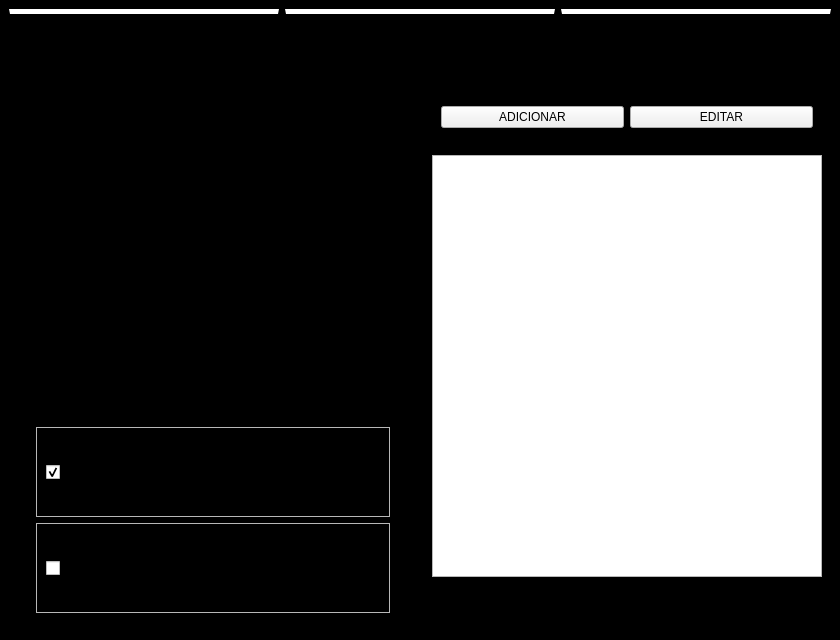
Before: the Qt Designer form desktop/windows/form_establishment/form_estabelecimento.ui in hnmcano/unique, drawn with Qt 5.
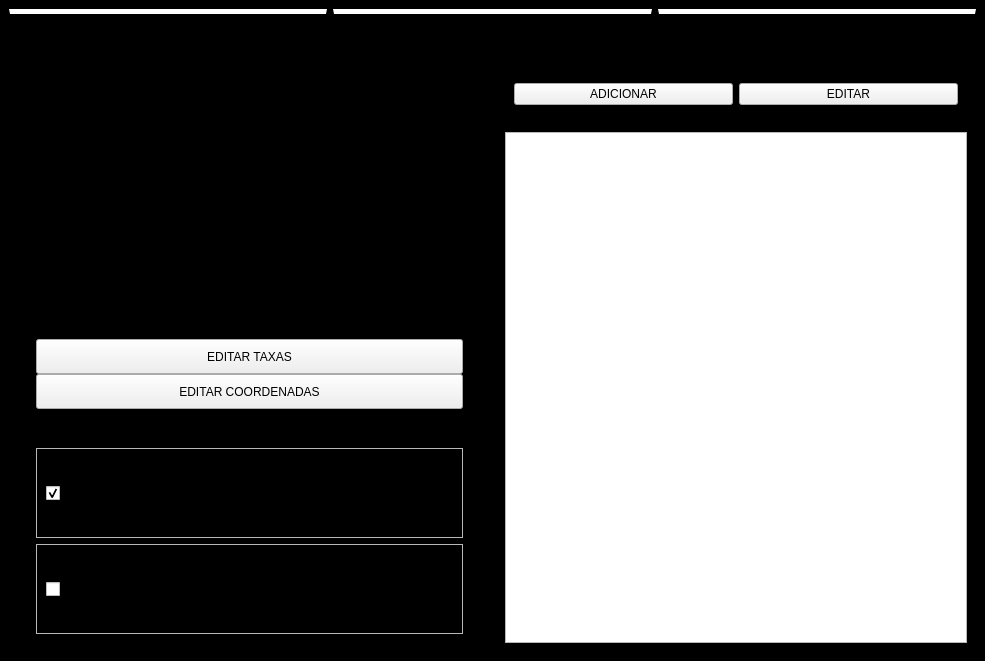
After: the same form once the commit is applied. The open tabs and pages were chosen to show the change.

Commit message: Atualizalções de taxas de entrega

```diff
--- a/desktop/windows/form_establishment/form_estabelecimento.ui
+++ b/desktop/windows/form_establishment/form_estabelecimento.ui
@@ -6,20 +6,20 @@
    <rect>
     <x>0</x>
     <y>0</y>
-    <width>840</width>
-    <height>640</height>
+    <width>985</width>
+    <height>661</height>
    </rect>
   </property>
   <property name="minimumSize">
    <size>
-    <width>840</width>
+    <width>838</width>
     <height>640</height>
    </size>
   </property>
   <property name="maximumSize">
    <size>
-    <width>840</width>
-    <height>640</height>
+    <width>16777215</width>
+    <height>16777215</height>
    </size>
   </property>
   <property name="windowTitle">
@@ -993,15 +993,27 @@
        <layout class="QHBoxLayout" name="horizontalLayout_15">
         <item>
          <widget class="QWidget" name="widget_25" native="true">
+          <property name="sizePolicy">
+           <sizepolicy hsizetype="Expanding" vsizetype="Expanding">
+            <horstretch>0</horstretch>
+            <verstretch>0</verstretch>
+           </sizepolicy>
+          </property>
           <property name="maximumSize">
            <size>
-            <width>410</width>
-            <height>575</height>
+            <width>16777215</width>
+            <height>16777215</height>
            </size>
           </property>
           <layout class="QHBoxLayout" name="horizontalLayout_16">
            <item>
             <widget class="QFrame" name="frame_2">
+             <property name="sizePolicy">
+              <sizepolicy hsizetype="Expanding" vsizetype="Expanding">
+               <horstretch>0</horstretch>
+               <verstretch>0</verstretch>
+              </sizepolicy>
+             </property>
              <property name="frameShape">
               <enum>QFrame::Shape::NoFrame</enum>
              </property>
@@ -1010,13 +1022,121 @@
              </property>
              <layout class="QVBoxLayout" name="verticalLayout_15">
               <item>
-               <widget class="QWidget" name="widget_34" native="true"/>
-              </item>
-              <item>
-               <widget class="QWidget" name="widget_33" native="true"/>
+               <widget class="QWidget" name="widget_29" native="true">
+                <property name="sizePolicy">
+                 <sizepolicy hsizetype="Expanding" vsizetype="Expanding">
+                  <horstretch>0</horstretch>
+                  <verstretch>0</verstretch>
+                 </sizepolicy>
+                </property>
+                <property name="maximumSize">
+                 <size>
+                  <width>16777215</width>
+                  <height>16777215</height>
+                 </size>
+                </property>
+                <layout class="QVBoxLayout" name="verticalLayout_18">
+                 <property name="spacing">
+                  <number>0</number>
+                 </property>
+                 <property name="leftMargin">
+                  <number>0</number>
+                 </property>
+                 <property name="topMargin">
+                  <number>0</number>
+                 </property>
+                 <property name="rightMargin">
+                  <number>0</number>
+                 </property>
+                 <property name="bottomMargin">
+                  <number>0</number>
+                 </property>
+                 <item>
+                  <widget class="QWidget" name="widget_34" native="true">
+                   <property name="sizePolicy">
+                    <sizepolicy hsizetype="Expanding" vsizetype="Expanding">
+                     <horstretch>0</horstretch>
+                     <verstretch>0</verstretch>
+                    </sizepolicy>
+                   </property>
+                   <layout class="QVBoxLayout" name="verticalLayout_19">
+                    <item>
+                     <widget class="QWidget" name="widget_33" native="true">
+                      <property name="maximumSize">
+                       <size>
+                        <width>16777215</width>
+                        <height>16777215</height>
+                       </size>
+                      </property>
+                     </widget>
+                    </item>
+                    <item>
+                     <widget class="QWidget" name="widget_37" native="true">
+                      <property name="maximumSize">
+                       <size>
+                        <width>16777215</width>
+                        <height>70</height>
+                       </size>
+                      </property>
+                      <layout class="QVBoxLayout" name="verticalLayout_20">
+                       <property name="spacing">
+                        <number>0</number>
+                       </property>
+                       <property name="leftMargin">
+                        <number>0</number>
+                       </property>
+                       <property name="topMargin">
+                        <number>0</number>
+                       </property>
+                       <property name="rightMargin">
+                        <number>0</number>
+                       </property>
+                       <property name="bottomMargin">
+                        <number>0</number>
+                       </property>
+                       <item>
+                        <widget class="QPushButton" name="btn_editar_taxas">
+                         <property name="sizePolicy">
+                          <sizepolicy hsizetype="Expanding" vsizetype="Expanding">
+                           <horstretch>0</horstretch>
+                           <verstretch>0</verstretch>
+                          </sizepolicy>
+                         </property>
+                         <property name="text">
+                          <string>EDITAR TAXAS</string>
+                         </property>
+                        </widget>
+                       </item>
+                       <item>
+                        <widget class="QPushButton" name="btn_editar_localizacao">
+                         <property name="sizePolicy">
+                          <sizepolicy hsizetype="Expanding" vsizetype="Expanding">
+                           <horstretch>0</horstretch>
+                           <verstretch>0</verstretch>
+                          </sizepolicy>
+                         </property>
+                         <property name="text">
+                          <string>EDITAR COORDENADAS</string>
+                         </property>
+                        </widget>
+                       </item>
+                      </layout>
+                     </widget>
+                    </item>
+                   </layout>
+                  </widget>
+                 </item>
+                </layout>
+               </widget>
               </item>
               <item>
                <widget class="QWidget" name="widget_32" native="true">
+                <property name="sizePolicy">
+                 <sizepolicy hsizetype="Expanding" vsizetype="Expanding">
+                  <horstretch>0</horstretch>
+                  <verstretch>0</verstretch>
+                 </sizepolicy>
+                </property>
                 <property name="minimumSize">
                  <size>
                   <width>0</width>
@@ -1076,7 +1196,7 @@
                  <item>
                   <widget class="QFrame" name="frame_3">
                    <property name="sizePolicy">
-                    <sizepolicy hsizetype="Expanding" vsizetype="Fixed">
+                    <sizepolicy hsizetype="Expanding" vsizetype="Expanding">
                      <horstretch>0</horstretch>
                      <verstretch>0</verstretch>
                     </sizepolicy>
@@ -1204,8 +1324,8 @@
          <widget class="QWidget" name="widget_26" native="true">
           <property name="maximumSize">
            <size>
-            <width>410</width>
-            <height>575</height>
+            <width>16777215</width>
+            <height>16777215</height>
            </size>
           </property>
           <layout class="QVBoxLayout" name="verticalLayout_13">
@@ -1268,15 +1388,15 @@
            <item>
             <widget class="QWidget" name="widget_28" native="true">
              <property name="sizePolicy">
-              <sizepolicy hsizetype="Expanding" vsizetype="Preferred">
+              <sizepolicy hsizetype="Expanding" vsizetype="Expanding">
                <horstretch>0</horstretch>
                <verstretch>0</verstretch>
               </sizepolicy>
              </property>
              <property name="maximumSize">
               <size>
-               <width>410</width>
-               <height>440</height>
+               <width>16777215</width>
+               <height>16777215</height>
               </size>
              </property>
              <layout class="QHBoxLayout" name="horizontalLayout_17">
@@ -1293,16 +1413,6 @@
              </layout>
             </widget>
            </item>
-           <item>
-            <widget class="QWidget" name="widget_29" native="true">
-             <property name="maximumSize">
-              <size>
-               <width>16777215</width>
-               <height>45</height>
-              </size>
-             </property>
-            </widget>
-           </item>
           </layout>
          </widget>
         </item>
```
Left out of the diff: 32 changed lines with no effect on the pictures. The commit also changes 21 other files.
